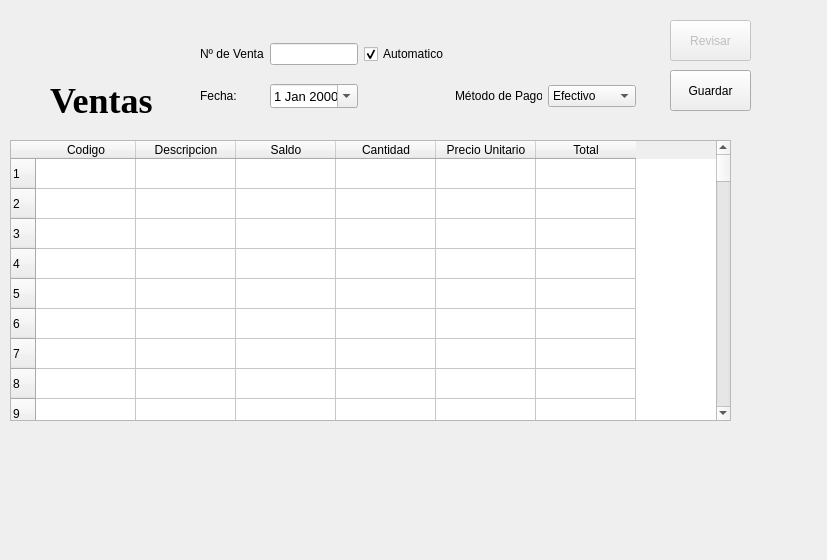
The window that ventas.ui (KevinPizarro/gt12-elo329-proyecto) describes before a commit, drawn with Qt 5.
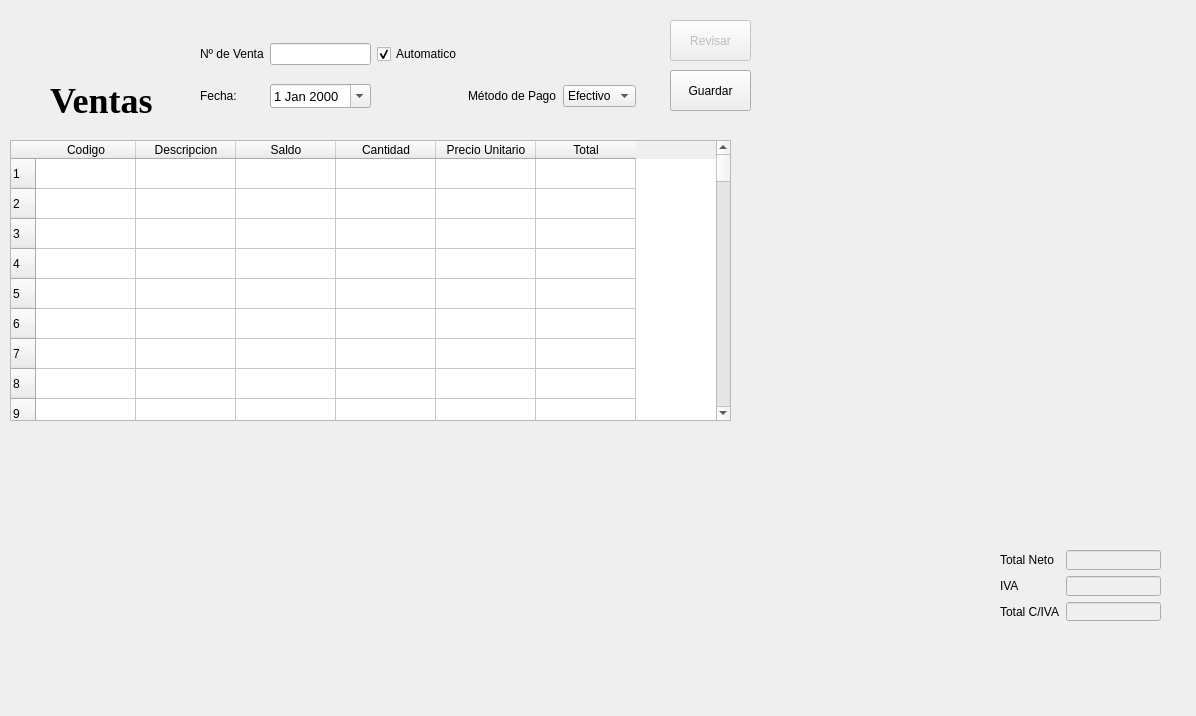
The same window after the commit. Icons and pictures are not drawn.

Commit message: Se agregan las funcionalidades a la sección de Ventas. Código comentado.

The edit to the form file:
```diff
--- a/ventas.ui
+++ b/ventas.ui
@@ -6,8 +6,8 @@
    <rect>
     <x>0</x>
     <y>0</y>
-    <width>827</width>
-    <height>560</height>
+    <width>1196</width>
+    <height>716</height>
    </rect>
   </property>
   <property name="windowTitle">
@@ -93,11 +93,6 @@
         <string>Efectivo</string>
        </property>
       </item>
-      <item>
-       <property name="text">
-        <string>Kevins</string>
-       </property>
-      </item>
       <item>
        <property name="text">
         <string>Débito</string>
@@ -108,11 +103,6 @@
         <string>Crédito</string>
        </property>
       </item>
-      <item>
-       <property name="text">
-        <string>Criptomonedas</string>
-       </property>
-      </item>
      </widget>
     </item>
    </layout>
@@ -297,7 +287,7 @@
     <string/>
    </property>
    <property name="pixmap">
-    <pixmap>E:/Descargas/Ventas.png</pixmap>
+    <pixmap>../Ventas.png</pixmap>
    </property>
    <property name="scaledContents">
     <bool>true</bool>
@@ -320,7 +310,7 @@
    </property>
    <property name="icon">
     <iconset>
-     <normaloff>E:/Descargas/Lupa.png</normaloff>E:/Descargas/Lupa.png</iconset>
+     <normaloff>../Lupa.png</normaloff>../Lupa.png</iconset>
    </property>
    <property name="iconSize">
     <size>
@@ -356,7 +346,7 @@
    </property>
    <property name="icon">
     <iconset>
-     <normaloff>E:/Descargas/Guardar.png</normaloff>E:/Descargas/Guardar.png</iconset>
+     <normaloff>../Guardar.png</normaloff>../Guardar.png</iconset>
    </property>
    <property name="iconSize">
     <size>
@@ -365,6 +355,60 @@
     </size>
    </property>
   </widget>
+  <widget class="QWidget" name="gridLayoutWidget_2">
+   <property name="geometry">
+    <rect>
+     <x>1000</x>
+     <y>550</y>
+     <width>161</width>
+     <height>71</height>
+    </rect>
+   </property>
+   <layout class="QGridLayout" name="gridLayout_2">
+    <item row="0" column="0">
+     <widget class="QLabel" name="label_7">
+      <property name="text">
+       <string>Total Neto</string>
+      </property>
+     </widget>
+    </item>
+    <item row="0" column="1">
+     <widget class="QLineEdit" name="Total">
+      <property name="enabled">
+       <bool>false</bool>
+      </property>
+     </widget>
+    </item>
+    <item row="1" column="0">
+     <widget class="QLabel" name="label_8">
+      <property name="text">
+       <string>IVA</string>
+      </property>
+     </widget>
+    </item>
+    <item row="2" column="0">
+     <widget class="QLabel" name="label_6">
+      <property name="text">
+       <string>Total C/IVA</string>
+      </property>
+     </widget>
+    </item>
+    <item row="1" column="1">
+     <widget class="QLineEdit" name="Iva">
+      <property name="enabled">
+       <bool>false</bool>
+      </property>
+     </widget>
+    </item>
+    <item row="2" column="1">
+     <widget class="QLineEdit" name="TotalCI">
+      <property name="enabled">
+       <bool>false</bool>
+      </property>
+     </widget>
+    </item>
+   </layout>
+  </widget>
  </widget>
  <resources/>
  <connections/>
```
Left out of the diff: 12 changed lines with no effect on the pictures. The commit also changes 2 other files.
